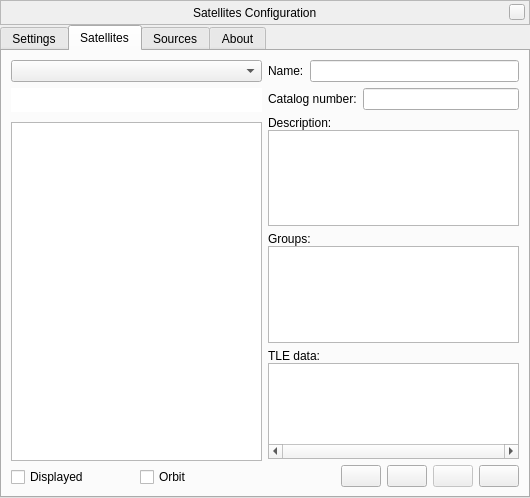
The window that plugins/Satellites/src/gui/satellitesDialog.ui (519984307/stellarium_src) describes before a commit, drawn with Qt 5.
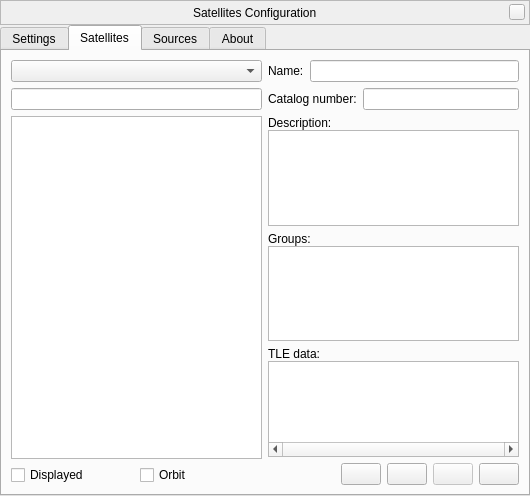
The same window after the commit. The open tabs and pages were chosen to show the change. Icons and pictures are not drawn. Custom widgets are drawn as their Qt base class.

Commit message: night mode corrections for Satellites and Oculars plugins

Diff of the .ui file:
```diff
--- a/plugins/Satellites/src/gui/satellitesDialog.ui
+++ b/plugins/Satellites/src/gui/satellitesDialog.ui
@@ -6,8 +6,8 @@
    <rect>
     <x>0</x>
     <y>0</y>
-    <width>530</width>
-    <height>498</height>
+    <width>528</width>
+    <height>496</height>
    </rect>
   </property>
   <property name="windowTitle">
@@ -436,19 +436,7 @@
           <widget class="QComboBox" name="groupsCombo"/>
          </item>
          <item>
-          <widget class="QLineEdit" name="lineEditSearch">
-           <property name="styleSheet">
-            <string notr="true">QLineEdit {
-	margin: 0px 0px 4px 0px;
-	padding: 4px;
-	padding-left: 32px;
-	background-image: url(:/graphicGui/searchBoxBackground.png);
-	background-repeat: none;
-	background-position: center left;
-	border: none;
-}/* Stolen from the #citySearchLineEdit widget. */</string>
-           </property>
-          </widget>
+          <widget class="QLineEdit" name="lineEditSearch"/>
          </item>
          <item>
           <widget class="QListView" name="satellitesList">
```
Left out of the diff: 3 changed lines with no effect on the pictures. The commit also changes 2 other files.
